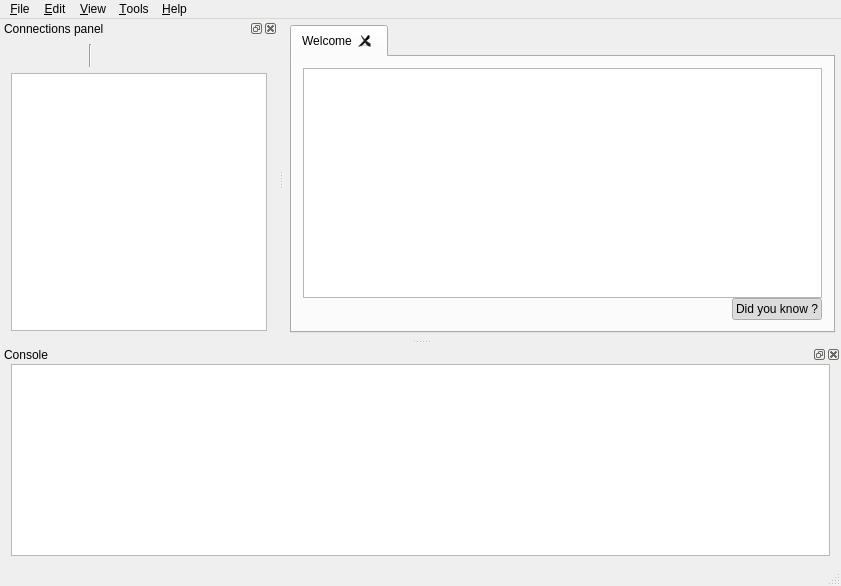
First picture: the form in src/mainwindow.ui, repository FrenchDilettante/dbmaster, before the edit.
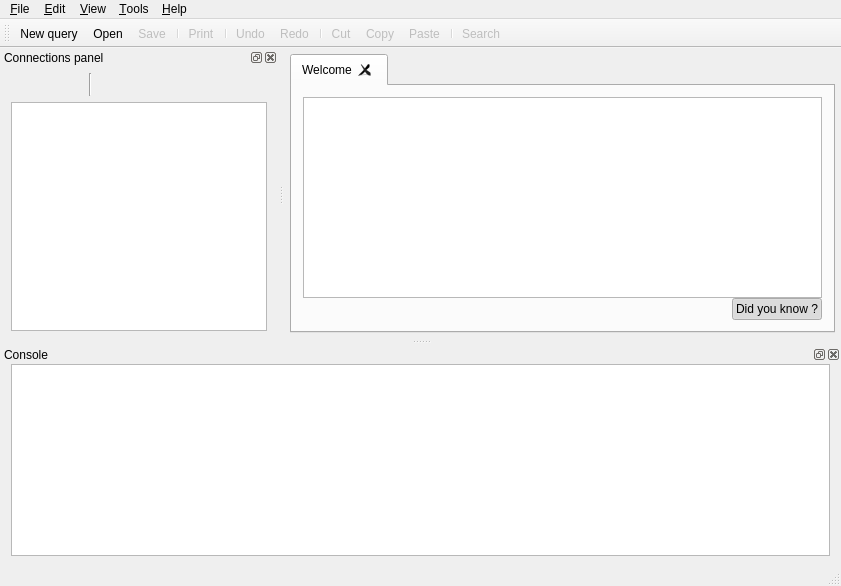
Second picture: the form after the edit. Icons and pictures are not drawn. Custom widgets are drawn as their Qt base class.

Commit message: Makes more sense with one toolbar

```diff
--- a/src/mainwindow.ui
+++ b/src/mainwindow.ui
@@ -303,6 +303,37 @@
     </layout>
    </widget>
   </widget>
+  <widget class="QToolBar" name="mainToolBar">
+   <property name="windowTitle">
+    <string>Main toolbar</string>
+   </property>
+   <property name="iconSize">
+    <size>
+     <width>18</width>
+     <height>18</height>
+    </size>
+   </property>
+   <attribute name="toolBarArea">
+    <enum>TopToolBarArea</enum>
+   </attribute>
+   <attribute name="toolBarBreak">
+    <bool>false</bool>
+   </attribute>
+   <addaction name="actionNewQuery"/>
+   <addaction name="actionOpenQuery"/>
+   <addaction name="actionSaveQuery"/>
+   <addaction name="separator"/>
+   <addaction name="actionPrint"/>
+   <addaction name="separator"/>
+   <addaction name="actionUndo"/>
+   <addaction name="actionRedo"/>
+   <addaction name="separator"/>
+   <addaction name="actionCut"/>
+   <addaction name="actionCopy"/>
+   <addaction name="actionPaste"/>
+   <addaction name="separator"/>
+   <addaction name="actionSearch"/>
+  </widget>
   <widget class="QDockWidget" name="logDock">
    <property name="sizePolicy">
     <sizepolicy hsizetype="Preferred" vsizetype="Minimum">
```
